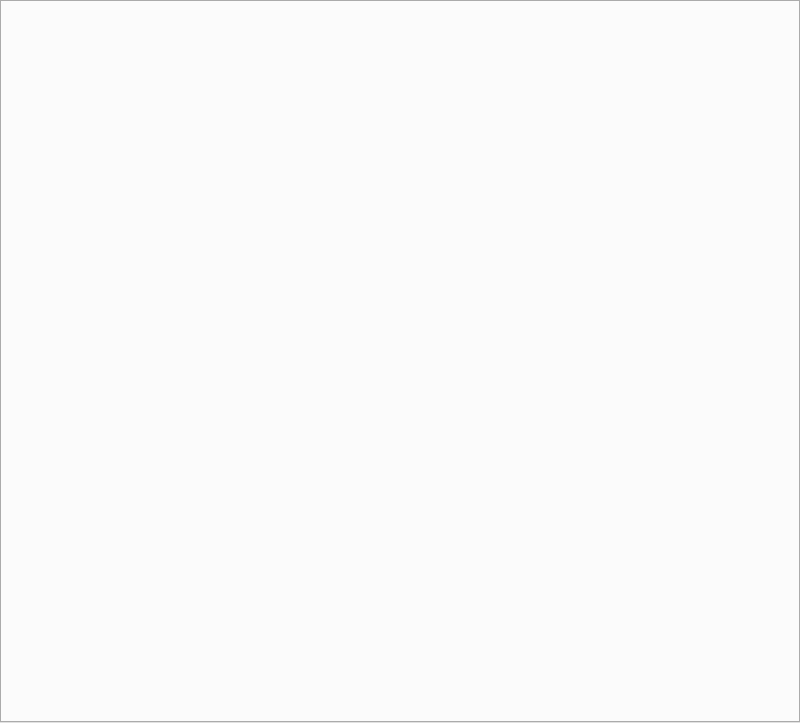
Above: src/asammdf/gui/ui/main_window.ui from danielhrisca/asammdf before the change. Below: the same form after it.
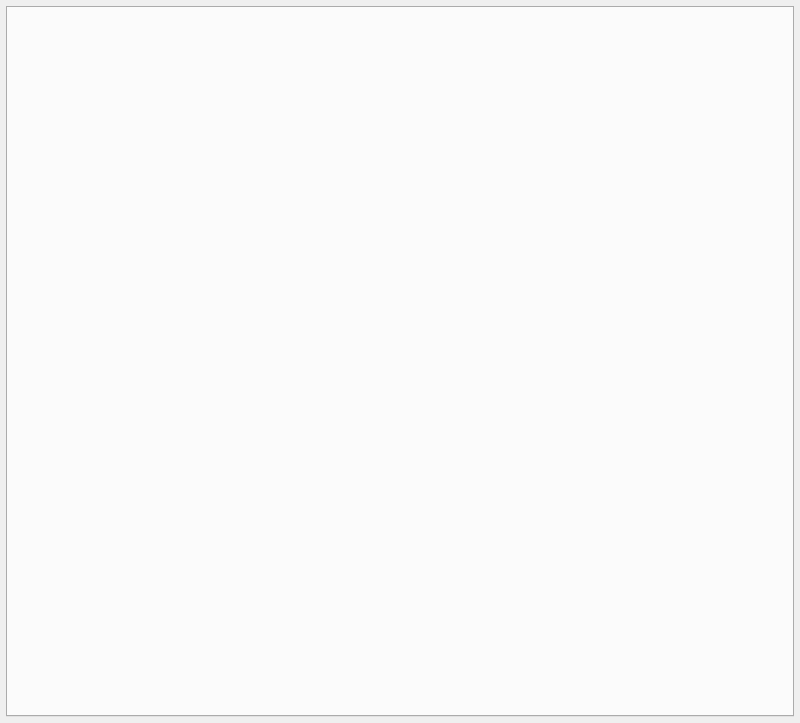
That is the form after the change. Icons and pictures are not drawn.

```diff
--- a/src/asammdf/gui/ui/main_window.ui
+++ b/src/asammdf/gui/ui/main_window.ui
@@ -26,19 +26,19 @@
   <widget class="QWidget" name="centralwidget">
    <layout class="QVBoxLayout" name="verticalLayout">
     <property name="spacing">
-     <number>2</number>
+  <number>3</number>
     </property>
     <property name="leftMargin">
-     <number>0</number>
+  <number>3</number>
     </property>
     <property name="topMargin">
-     <number>0</number>
+  <number>3</number>
     </property>
     <property name="rightMargin">
-     <number>0</number>
+  <number>3</number>
     </property>
     <property name="bottomMargin">
-     <number>0</number>
+  <number>3</number>
     </property>
     <item>
      <widget class="QStackedWidget" name="stackedWidget">
@@ -51,19 +51,19 @@
       <widget class="QWidget" name="stackedWidgetPage1">
        <layout class="QVBoxLayout" name="verticalLayout_2">
         <property name="spacing">
-         <number>2</number>
+  <number>3</number>
         </property>
         <property name="leftMargin">
-         <number>0</number>
+  <number>3</number>
         </property>
         <property name="topMargin">
-         <number>0</number>
+  <number>3</number>
         </property>
         <property name="rightMargin">
-         <number>0</number>
+  <number>3</number>
         </property>
         <property name="bottomMargin">
-         <number>0</number>
+  <number>3</number>
         </property>
         <item>
          <widget class="QTabWidget" name="files">
```
Lines whose indentation alone changed are shown as unchanged.
